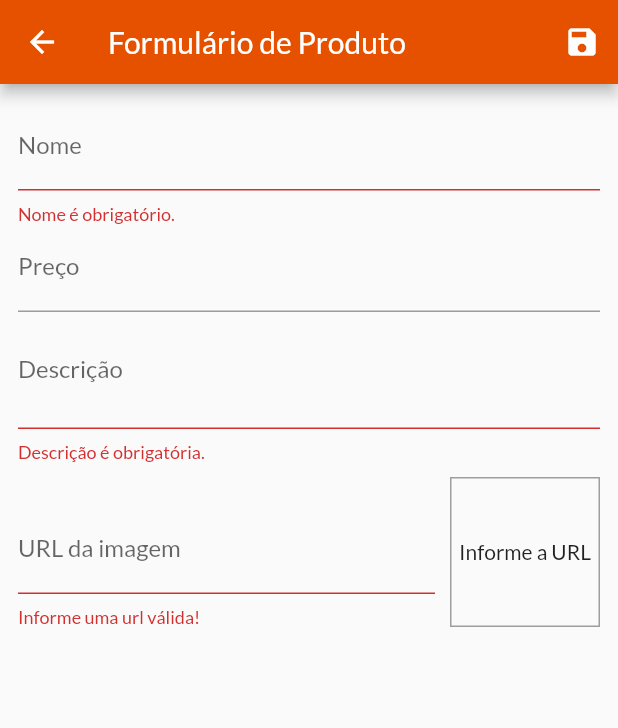
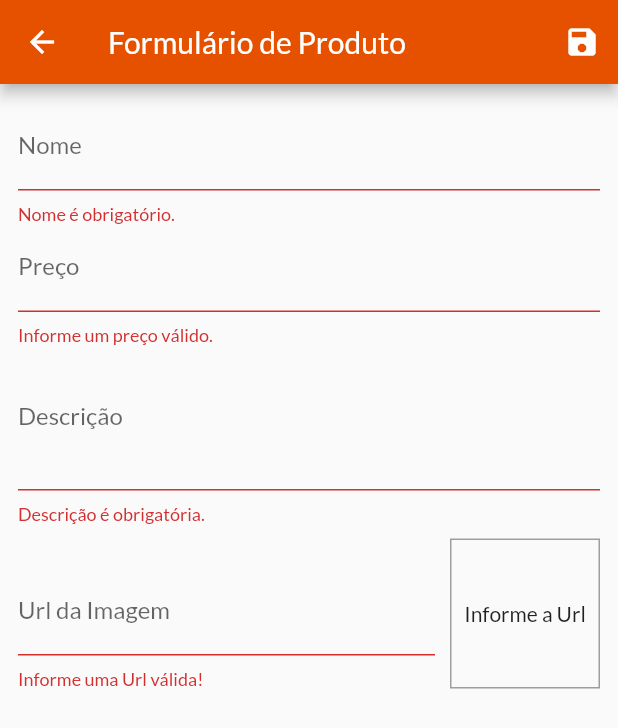
Before and after one commit to bielom43/virtual-store-app, a Flutter app: the ProductFormScreen screen opened by its route, after a tap on the "save" icon, on a phone screen of 412 x 824 dp. Shown: the top 728 px of the screen. Run offline on Flutter 3.47's test engine with Material 2 defaults, Android fonts, the phone set to English and light mode, and no system bars; network calls fail.

Commit message:
adding new products with validations.

```diff
--- a/lib/screens/product_form_screen.dart
+++ b/lib/screens/product_form_screen.dart
@@ -2,9 +2,11 @@
 // ignore_for_file: no_leading_underscores_for_local_identifiers
 
 import 'package:clothing_store/models/product.dart';
+import 'package:clothing_store/providers/product_list.dart';
 //packages
 import 'dart:math';
 import 'package:flutter/material.dart';
+import 'package:provider/provider.dart';
 
 class ProductFormScreen extends StatefulWidget {
   const ProductFormScreen({super.key});
@@ -48,7 +50,8 @@ class _ProductFormScreenState extends State<ProductFormScreen> {
     bool isValidUrl = Uri.tryParse(url)?.hasAbsolutePath ?? false;
     bool endWithFile = url.toLowerCase().endsWith('.png') ||
         url.toLowerCase().endsWith('.jpg') ||
-        url.toLowerCase().endsWith('.jpeg');
+        url.toLowerCase().endsWith('.jpeg') ||
+        url.toLowerCase().endsWith('.svg');
 
     return isValidUrl && endWithFile;
   }
@@ -60,6 +63,8 @@ class _ProductFormScreenState extends State<ProductFormScreen> {
       return;
     }
 
+    _formkey.currentState?.save();
+    // ignore: unused_local_variable
     final newProduct = Product(
       id: Random().nextDouble().toString(),
       name: _formData['name'] as String,
@@ -68,7 +73,9 @@ class _ProductFormScreenState extends State<ProductFormScreen> {
       imageURL: _formData['imageUrl'] as String,
     );
 
-    _formkey.currentState?.save();
+    Provider.of<ProductsList>(context, listen: false).addProduct(newProduct);
+
+    Navigator.of(context).pop();
   }
 
   @override
@@ -102,10 +109,10 @@ class _ProductFormScreenState extends State<ProductFormScreen> {
                   if (name.trim().isEmpty) {
                     return 'Nome é obrigatório.';
                   }
-                  if (name.trim().length < 2) {
-                    return 'Nome precisa de no mínimo 2 letras.';
+
+                  if (name.trim().length < 3) {
+                    return 'Nome precisa no mínimo de 3 letras.';
                   }
-
                   return null;
                 },
               ),
@@ -115,17 +122,27 @@ class _ProductFormScreenState extends State<ProductFormScreen> {
                 focusNode: _priceFocus,
                 keyboardType: const TextInputType.numberWithOptions(
                   decimal: true,
+                  signed: true,
                 ),
                 onFieldSubmitted: (_) {
                   FocusScope.of(context).requestFocus(_descriptionFocus);
                 },
                 onSaved: (price) => _formData['price'] = double.parse(price ?? '0'),
+                validator: (_price) {
+                  final priceString = _price ?? '';
+                  final price = double.tryParse(priceString) ?? -1;
+
+                  if (price <= 0) {
+                    return 'Informe um preço válido.';
+                  }
+                  return null;
+                },
               ),
               TextFormField(
                 decoration: const InputDecoration(labelText: 'Descrição'),
                 focusNode: _descriptionFocus,
                 keyboardType: TextInputType.multiline,
-                maxLines: 2,
+                maxLines: 3,
                 onSaved: (description) => _formData['description'] = description ?? '',
                 validator: (_description) {
                   final description = _description ?? '';
@@ -133,10 +150,10 @@ class _ProductFormScreenState extends State<ProductFormScreen> {
                   if (description.trim().isEmpty) {
                     return 'Descrição é obrigatória.';
                   }
-                  if (description.trim().length < 8) {
-                    return 'Descrição precisa de no mínimo 8 letras.';
+
+                  if (description.trim().length < 10) {
+                    return 'Descrição precisa no mínimo de 10 letras.';
                   }
-
                   return null;
                 },
               ),
@@ -145,7 +162,7 @@ class _ProductFormScreenState extends State<ProductFormScreen> {
                 children: [
                   Expanded(
                     child: TextFormField(
-                      decoration: const InputDecoration(labelText: 'URL da imagem'),
+                      decoration: const InputDecoration(labelText: 'Url da Imagem'),
                       keyboardType: TextInputType.url,
                       textInputAction: TextInputAction.done,
                       focusNode: _imageUrlFocus,
@@ -156,9 +173,8 @@ class _ProductFormScreenState extends State<ProductFormScreen> {
                         final imageUrl = _imageUrl ?? '';
 
                         if (!isValidImageUrl(imageUrl)) {
-                          return 'Informe uma url válida!';
+                          return 'Informe uma Url válida!';
                         }
-
                         return null;
                       },
                     ),
@@ -178,7 +194,7 @@ class _ProductFormScreenState extends State<ProductFormScreen> {
                     ),
                     alignment: Alignment.center,
                     child: _imageUrlController.text.isEmpty
-                        ? const Text('Informe a URL')
+                        ? const Text('Informe a Url')
                         : FittedBox(
                             fit: BoxFit.cover,
                             child: Image.network(_imageUrlController.text),
```
